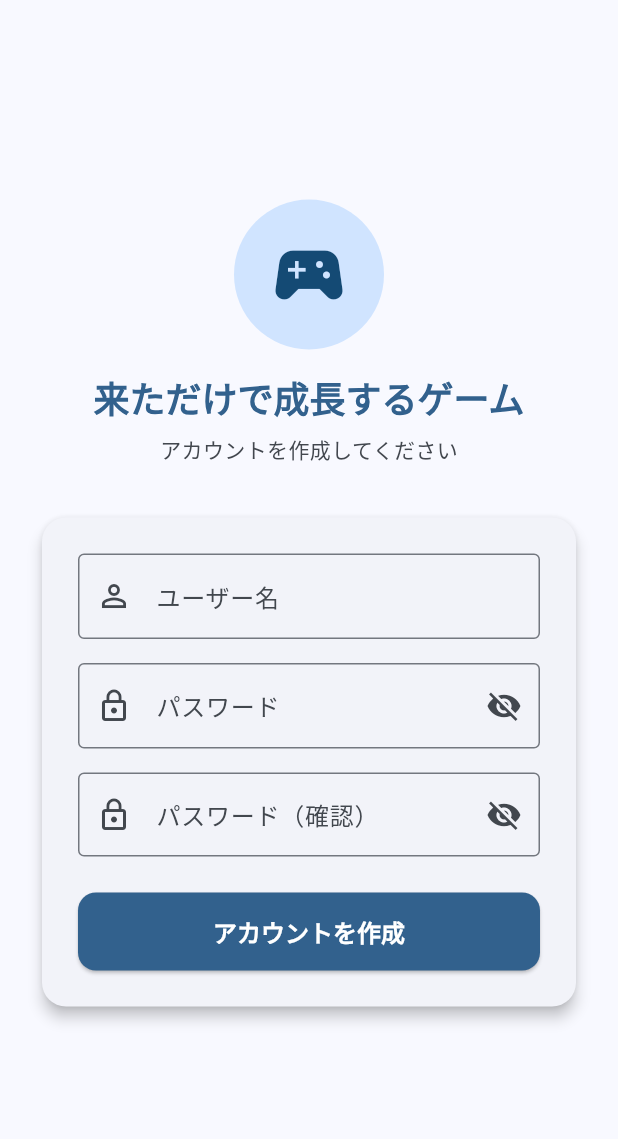
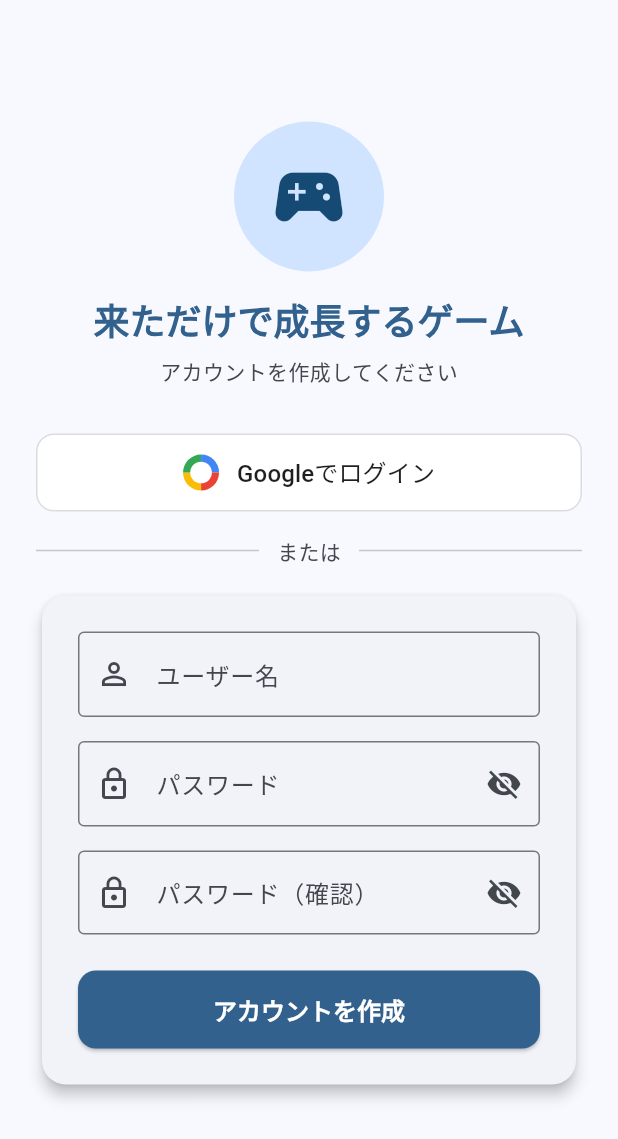
Before and after one commit to mikuishidaq6-del/super_easy_game, a Flutter app: the screen it shows after launch, on a phone screen of 412 x 824 dp. Shown: the top 1139 px of the screen. Run offline on Flutter 3.47's test engine with Material 3 defaults, Android fonts, the phone set to English and light mode, and no system bars; our stand-ins replace google_sign_in, shared_preferences; Roboto replaces fonts that are missing (Noto Sans JP).

Commit message:
Add Google Sign-In to login screen
Co-authored-by: norinori1 <111278547+norinori1@users.noreply.github.com>
Agent-Logs-Url: https://github.com/mikuishidaq6-del/super_easy_game/sessions/fe21d46b-6883-42a9-bff7-2618d4d94440

```diff
--- a/game/lib/providers/game_provider.dart
+++ b/game/lib/providers/game_provider.dart
@@ -2,6 +2,7 @@ import 'dart:convert';
 import 'package:flutter/foundation.dart';
 import 'package:shared_preferences/shared_preferences.dart';
 import 'package:intl/intl.dart';
+import 'package:google_sign_in/google_sign_in.dart';
 import '../models/game_models.dart';
 
 /// ゲーム全体の状態を管理するProvider
@@ -23,6 +24,8 @@ class GameProvider extends ChangeNotifier {
   static const _keyUsername = 'username';
   static const _keyPasswordHash = 'password_hash';
   static const _keyIsRegistered = 'is_registered';
+  static const _keyGoogleUserId = 'google_user_id';
+  static const _keyLoginMethod = 'login_method';
 
   // --- 状態変数 ---
   int _totalExp = 0;
@@ -39,6 +42,13 @@ class GameProvider extends ChangeNotifier {
   String _passwordHash = '';
   bool _isRegistered = false;
   bool _isLoggedIn = false;
+  String _googleUserId = '';
+  String _loginMethod = ''; // 'password' or 'google'
+
+  // Google Sign-In インスタンス
+  final GoogleSignIn _googleSignIn = GoogleSignIn(
+    scopes: ['email', 'profile'],
+  );
 
   // --- Getters ---
   int get totalExp => _totalExp;
@@ -54,6 +64,7 @@ class GameProvider extends ChangeNotifier {
   String get username => _username;
   bool get isRegistered => _isRegistered;
   bool get isLoggedIn => _isLoggedIn;
+  String get loginMethod => _loginMethod;
 
   CharacterStage get characterStage => CharacterStage.fromExp(_totalExp);
 
@@ -121,6 +132,8 @@ class GameProvider extends ChangeNotifier {
     _username = prefs.getString(_keyUsername) ?? '';
     _passwordHash = prefs.getString(_keyPasswordHash) ?? '';
     _isRegistered = prefs.getBool(_keyIsRegistered) ?? false;
+    _googleUserId = prefs.getString(_keyGoogleUserId) ?? '';
+    _loginMethod = prefs.getString(_keyLoginMethod) ?? '';
 
     _initialized = true;
     notifyListeners();
@@ -134,24 +147,61 @@ class GameProvider extends ChangeNotifier {
     _passwordHash = _hashPassword(password);
     _isRegistered = true;
     _isLoggedIn = true;
+    _loginMethod = 'password';
     await prefs.setString(_keyUsername, _username);
     await prefs.setString(_keyPasswordHash, _passwordHash);
     await prefs.setBool(_keyIsRegistered, true);
+    await prefs.setString(_keyLoginMethod, 'password');
     notifyListeners();
     return true;
   }
 
-  /// ログイン
+  /// パスワードでログイン
   Future<bool> login(String username, String password) async {
     if (username.trim() != _username) return false;
     if (_hashPassword(password) != _passwordHash) return false;
     _isLoggedIn = true;
+    _loginMethod = 'password';
     notifyListeners();
     return true;
   }
 
+  /// Googleアカウントでログイン
+  ///
+  /// 成功時は true を返し、失敗またはキャンセル時は null を返す。
+  /// エラー時は例外メッセージを文字列で返す。
+  Future<String?> loginWithGoogle() async {
+    try {
+      final googleUser = await _googleSignIn.signIn();
+      if (googleUser == null) {
+        // ユーザーがキャンセル
+        return null;
+      }
+
+      final prefs = await SharedPreferences.getInstance();
+      _googleUserId = googleUser.id;
+      _username = googleUser.displayName ?? googleUser.email;
+      _isRegistered = true;
+      _isLoggedIn = true;
+      _loginMethod = 'google';
+
+      await prefs.setString(_keyGoogleUserId, _googleUserId);
+      await prefs.setString(_keyUsername, _username);
+      await prefs.setBool(_keyIsRegistered, true);
+      await prefs.setString(_keyLoginMethod, 'google');
+
+      notifyListeners();
+      return 'success';
+    } catch (e) {
+      return e.toString();
+    }
+  }
+
   /// ログアウト
-  void logout() {
+  Future<void> logout() async {
+    if (_loginMethod == 'google') {
+      await _googleSignIn.signOut();
+    }
     _isLoggedIn = false;
     notifyListeners();
   }
--- a/game/lib/screens/login_screen.dart
+++ b/game/lib/screens/login_screen.dart
@@ -20,6 +20,7 @@ class _LoginScreenState extends State<LoginScreen> {
   bool _obscurePassword = true;
   bool _obscureConfirm = true;
   bool _isLoading = false;
+  bool _isGoogleLoading = false;
   String? _errorMessage;
 
   @override
@@ -80,6 +81,27 @@ class _LoginScreenState extends State<LoginScreen> {
     }
   }
 
+  Future<void> _signInWithGoogle() async {
+    setState(() {
+      _isGoogleLoading = true;
+      _errorMessage = null;
+    });
+
+    final game = context.read<GameProvider>();
+    final result = await game.loginWithGoogle();
+
+    if (mounted) {
+      setState(() {
+        _isGoogleLoading = false;
+      });
+      if (result != null && result != 'success') {
+        setState(() {
+          _errorMessage = 'Googleログインに失敗しました。もう一度お試しください。';
+        });
+      }
+    }
+  }
+
   @override
   Widget build(BuildContext context) {
     final colorScheme = Theme.of(context).colorScheme;
@@ -125,7 +147,30 @@ class _LoginScreenState extends State<LoginScreen> {
                 ),
                 const SizedBox(height: 32),
 
-                // フォームカード
+                // Googleログインボタン
+                _GoogleSignInButton(
+                  isLoading: _isGoogleLoading,
+                  onPressed: _signInWithGoogle,
+                ),
+                const SizedBox(height: 16),
+
+                // 区切り線
+                Row(
+                  children: [
+                    const Expanded(child: Divider()),
+                    Padding(
+                      padding: const EdgeInsets.symmetric(horizontal: 12),
+                      child: Text(
+                        'または',
+                        style: TextStyle(color: colorScheme.onSurfaceVariant),
+                      ),
+                    ),
+                    const Expanded(child: Divider()),
+                  ],
+                ),
+                const SizedBox(height: 16),
+
+                // フォームカード（ユーザー名・パスワード）
                 Card(
                   child: Padding(
                     padding: const EdgeInsets.all(24),
@@ -181,7 +226,8 @@ class _LoginScreenState extends State<LoginScreen> {
                             textInputAction: _isRegisterMode
                                 ? TextInputAction.next
                                 : TextInputAction.done,
-                            onFieldSubmitted: _isRegisterMode ? null : (_) => _submit(),
+                            onFieldSubmitted:
+                                _isRegisterMode ? null : (_) => _submit(),
                             validator: (value) {
                               if (value == null || value.isEmpty) {
                                 return 'パスワードを入力してください';
@@ -301,3 +347,120 @@ class _LoginScreenState extends State<LoginScreen> {
     );
   }
 }
+
+/// Googleログインボタン（Googleブランドガイドライン準拠スタイル）
+class _GoogleSignInButton extends StatelessWidget {
+  final bool isLoading;
+  final VoidCallback onPressed;
+
+  const _GoogleSignInButton({
+    required this.isLoading,
+    required this.onPressed,
+  });
+
+  @override
+  Widget build(BuildContext context) {
+    return SizedBox(
+      width: double.infinity,
+      height: 52,
+      child: OutlinedButton(
+        onPressed: isLoading ? null : onPressed,
+        style: OutlinedButton.styleFrom(
+          backgroundColor: Colors.white,
+          foregroundColor: const Color(0xFF1F1F1F),
+          side: const BorderSide(color: Color(0xFFDADCE0)),
+          shape: RoundedRectangleBorder(
+            borderRadius: BorderRadius.circular(12),
+          ),
+        ),
+        child: isLoading
+            ? const SizedBox(
+                height: 20,
+                width: 20,
+                child: CircularProgressIndicator(strokeWidth: 2),
+              )
+            : Row(
+                mainAxisAlignment: MainAxisAlignment.center,
+                children: [
+                  // Googleのカラーアイコン
+                  _GoogleLogo(),
+                  const SizedBox(width: 12),
+                  const Text(
+                    'Googleでログイン',
+                    style: TextStyle(
+                      fontSize: 16,
+                      fontWeight: FontWeight.w500,
+                      color: Color(0xFF1F1F1F),
+                    ),
+                  ),
+                ],
+              ),
+      ),
+    );
+  }
+}
+
+/// Google "G" ロゴを描画するウィジェット
+class _GoogleLogo extends StatelessWidget {
+  @override
+  Widget build(BuildContext context) {
+    return CustomPaint(
+      size: const Size(24, 24),
+      painter: _GoogleLogoPainter(),
+    );
+  }
+}
+
+class _GoogleLogoPainter extends CustomPainter {
+  @override
+  void paint(Canvas canvas, Size size) {
+    final center = Offset(size.width / 2, size.height / 2);
+    final radius = size.width / 2;
+
+    // 青（右上）
+    final paintBlue = Paint()..color = const Color(0xFF4285F4);
+    // 赤（右下）
+    final paintRed = Paint()..color = const Color(0xFFEA4335);
+    // 黄（左下）
+    final paintYellow = Paint()..color = const Color(0xFFFBBC05);
+    // 緑（左上）
+    final paintGreen = Paint()..color = const Color(0xFF34A853);
+
+    // 4分割の円弧で G のカラー部分を描画
+    canvas.drawArc(
+      Rect.fromCircle(center: center, radius: radius),
+      -1.57, // -90度（上）
+      1.57,  // 90度 → 右上（青）
+      true,
+      paintBlue,
+    );
+    canvas.drawArc(
+      Rect.fromCircle(center: center, radius: radius),
+      0,    // 0度（右）
+      1.57, // 90度 → 右下（赤）
+      true,
+      paintRed,
+    );
+    canvas.drawArc(
+      Rect.fromCircle(center: center, radius: radius),
+      1.57,  // 90度（下）
+      1.57,  // 90度 → 左下（黄）
+      true,
+      paintYellow,
+    );
+    canvas.drawArc(
+      Rect.fromCircle(center: center, radius: radius),
+      3.14,  // 180度（左）
+      1.57,  // 90度 → 左上（緑）
+      true,
+      paintGreen,
+    );
+
+    // 中央の白い円（ドーナツ効果）
+    final paintWhite = Paint()..color = Colors.white;
+    canvas.drawCircle(center, radius * 0.6, paintWhite);
+  }
+
+  @override
+  bool shouldRepaint(covariant CustomPainter oldDelegate) => false;
+}
--- a/game/pubspec.yaml
+++ b/game/pubspec.yaml
@@ -14,6 +14,7 @@ dependencies:
   provider: ^6.1.1
   intl: ^0.19.0
   cupertino_icons: ^1.0.2
+  google_sign_in: ^6.2.2
 
 dev_dependencies:
   flutter_test:
```
Also changed, not shown: 3 other files.
